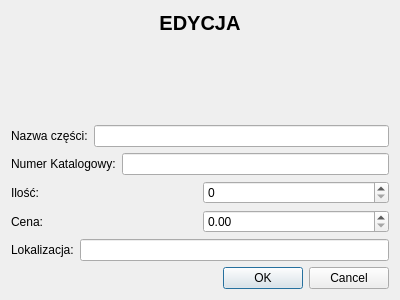
Above: editpartdialog.ui from DomaszDomingo/NewestMagazyn before the change. Below: the same form after it.
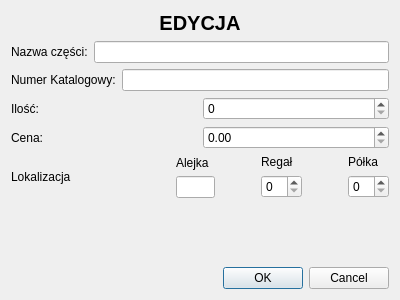
That is the form after the change.

```diff
--- a/editpartdialog.ui
+++ b/editpartdialog.ui
@@ -13,7 +13,7 @@
   <property name="windowTitle">
    <string>Dialog</string>
   </property>
-  <layout class="QVBoxLayout" name="verticalLayout_2">
+  <layout class="QVBoxLayout" name="verticalLayout_4">
    <item>
     <widget class="QLabel" name="windowNameLabel">
      <property name="font">
@@ -34,8 +34,6 @@
     </widget>
    </item>
    <item>
-    <layout class="QVBoxLayout" name="verticalLayout">
-     <item>
       <layout class="QHBoxLayout" name="horizontalLayout">
        <item>
         <widget class="QLabel" name="nameLabel">
@@ -100,20 +98,126 @@
       </layout>
      </item>
      <item>
-      <layout class="QHBoxLayout" name="horizontalLayout_3">
+    <layout class="QHBoxLayout" name="horizontalLayout_7">
        <item>
         <widget class="QLabel" name="localtionLabel">
          <property name="text">
-          <string>Lokalizacja:</string>
+        <string>Lokalizacja</string>
          </property>
         </widget>
        </item>
        <item>
-        <widget class="QLineEdit" name="locationLineEdit"/>
-       </item>
-      </layout>
-     </item>
-    </layout>
+      <spacer name="horizontalSpacer">
+       <property name="orientation">
+        <enum>Qt::Horizontal</enum>
+       </property>
+       <property name="sizeHint" stdset="0">
+        <size>
+         <width>40</width>
+         <height>20</height>
+        </size>
+       </property>
+      </spacer>
+     </item>
+     <item>
+      <layout class="QHBoxLayout" name="horizontalLayout_6">
+       <item>
+        <layout class="QVBoxLayout" name="verticalLayout_3">
+         <item>
+          <widget class="QLabel" name="aisleLabel">
+           <property name="maximumSize">
+            <size>
+             <width>39</width>
+             <height>25</height>
+            </size>
+           </property>
+           <property name="text">
+            <string>Alejka</string>
+           </property>
+          </widget>
+         </item>
+         <item>
+          <widget class="QLineEdit" name="aisleLineEdit">
+           <property name="maximumSize">
+            <size>
+             <width>39</width>
+             <height>25</height>
+            </size>
+           </property>
+          </widget>
+         </item>
+        </layout>
+       </item>
+       <item>
+        <spacer name="horizontalSpacer_2">
+         <property name="orientation">
+          <enum>Qt::Horizontal</enum>
+         </property>
+         <property name="sizeHint" stdset="0">
+          <size>
+           <width>40</width>
+           <height>20</height>
+          </size>
+         </property>
+        </spacer>
+       </item>
+       <item>
+        <layout class="QVBoxLayout" name="verticalLayout">
+         <item>
+          <widget class="QLabel" name="rackLabel">
+           <property name="text">
+            <string>Regał</string>
+           </property>
+          </widget>
+         </item>
+         <item>
+          <widget class="QSpinBox" name="rackSpinBox"/>
+         </item>
+        </layout>
+       </item>
+       <item>
+        <spacer name="horizontalSpacer_3">
+         <property name="orientation">
+          <enum>Qt::Horizontal</enum>
+         </property>
+         <property name="sizeHint" stdset="0">
+          <size>
+           <width>40</width>
+           <height>20</height>
+          </size>
+         </property>
+        </spacer>
+       </item>
+       <item>
+        <layout class="QVBoxLayout" name="verticalLayout_2">
+         <item>
+          <widget class="QLabel" name="shelfLabel">
+           <property name="text">
+            <string>Półka</string>
+           </property>
+          </widget>
+         </item>
+         <item>
+          <widget class="QSpinBox" name="shelfSpinBox"/>
+         </item>
+        </layout>
+       </item>
+      </layout>
+     </item>
+    </layout>
+   </item>
+   <item>
+    <spacer name="verticalSpacer">
+     <property name="orientation">
+      <enum>Qt::Vertical</enum>
+     </property>
+     <property name="sizeHint" stdset="0">
+      <size>
+       <width>20</width>
+       <height>40</height>
+      </size>
+     </property>
+    </spacer>
    </item>
    <item>
     <widget class="QDialogButtonBox" name="buttonBox">
```
Left out of the diff: 2 changed lines with no effect on the pictures. Lines whose indentation alone changed are shown as unchanged.
